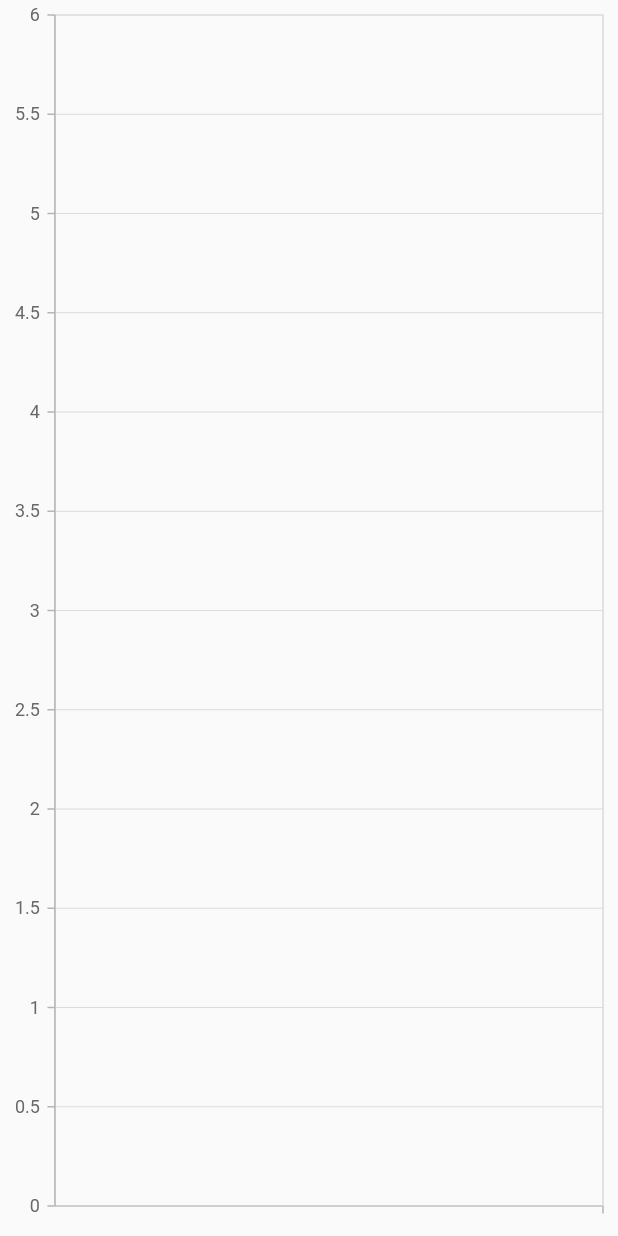
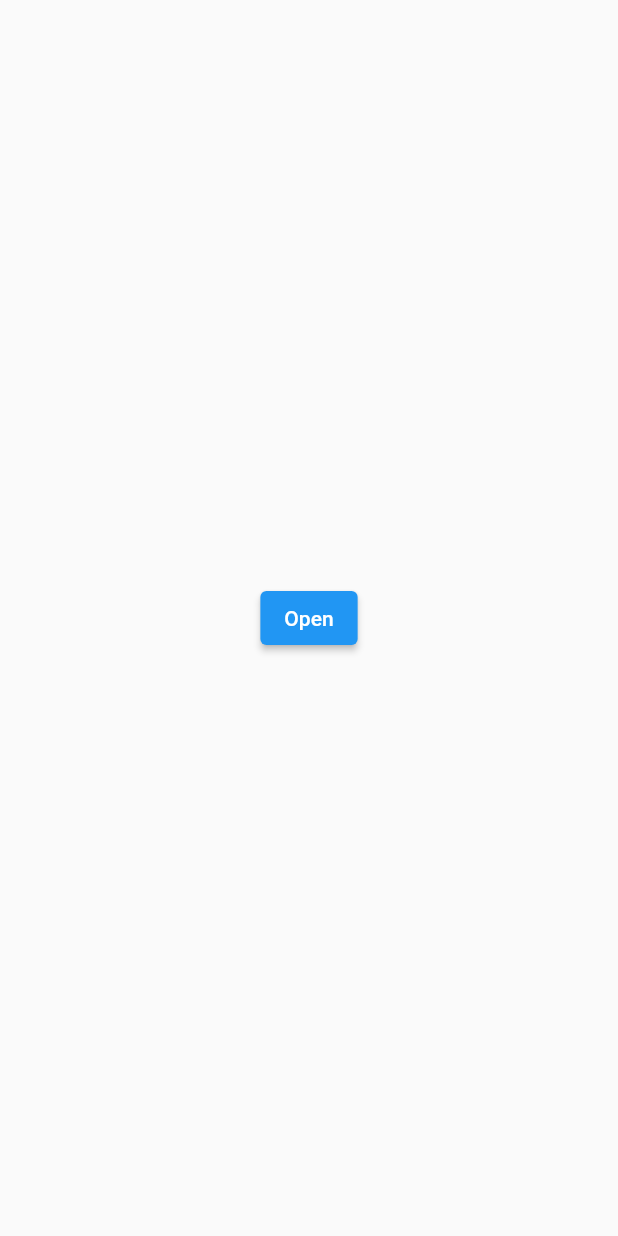
Before and after one commit to ASJTheGamer/Data_Vis, a Flutter app: the screen it shows after launch, on a phone screen of 412 x 824 dp. Run offline on Flutter 3.47's test engine with Material 2 defaults, Android fonts, the phone set to English and light mode, and no system bars; our stand-ins replace file_picker, syncfusion_flutter_charts; missing offline and left inert: excel.

Commit message:
plot cloumn 1 and 7 (from starting 0) from user selected file from phone storage

```diff
--- /dev/null
+++ b/lib/loadfile.dart
@@ -0,0 +1,57 @@
+import 'package:data_vis/main.dart';
+import 'package:flutter/material.dart';
+import 'package:file_picker/file_picker.dart';
+
+
+class Load extends StatelessWidget {
+  const Load({Key? key}) : super(key: key);
+
+  @override
+  Widget build(BuildContext context) {
+    return MaterialApp(
+      home: loadfile(),
+    );
+  }
+}
+
+
+class loadfile extends StatefulWidget {
+  const loadfile({Key? key}) : super(key: key);
+
+  @override
+  State<loadfile> createState() => _loadfileState();
+}
+
+class _loadfileState extends State<loadfile> {
+  @override
+  Widget build(BuildContext context) {
+    return Scaffold(
+        body: Center(
+          child: ElevatedButton(
+            onPressed: () async {
+              FilePickerResult? result = await FilePicker.platform.pickFiles();
+
+              if (result != null) {
+                PlatformFile file = result.files.first;
+
+                print(file.name);
+                print(file.bytes);
+                print(file.size);
+                print(file.extension);
+                print(file.path);
+
+                Navigator.push(
+                  context,
+                  MaterialPageRoute(builder: (context) => Charts(file.path.toString())),
+                );
+              } else {
+                // User canceled the picker
+              }
+            },
+            child: Text("Open"),
+
+          ),
+        ),
+    );
+  }
+}
--- a/lib/main.dart
+++ b/lib/main.dart
@@ -1,3 +1,4 @@
+import 'package:data_vis/loadfile.dart';
 import 'package:flutter/material.dart';
 import 'package:syncfusion_flutter_charts/charts.dart';
 import 'package:syncfusion_flutter_charts/sparkcharts.dart';
@@ -8,7 +9,7 @@ import 'package:flutter/services.dart' show ByteData, rootBundle;
 
 
 void main() {
-  runApp(Charts());
+  runApp(Load());
 }
 
 class PlotData {
@@ -19,25 +20,37 @@ class PlotData {
 
 
 class Charts extends StatefulWidget {
-  const Charts({Key? key}) : super(key: key);
+  //const Charts({Key? key}) : super(key: key);
+
+  String filePath;
+  Charts(this.filePath);
+
 
   @override
-  State<Charts> createState() => _ChartsState();
+  State<Charts> createState() => _ChartsState(filePath);
 }
 
 class _ChartsState extends State<Charts> {
 
+  String filePath;
+  _ChartsState(this.filePath);
+
+  List<PlotData> Plottingdata = [];
+  Map<dynamic,dynamic> temp = {};
 
 
-  List<PlotData> Plottingdata = [];
-
-  Map<dynamic,dynamic> temp = {};
 
   void getData() async {
+    print(filePath);
 
-    ByteData data = await rootBundle.load('assets/Financial_Sample.xlsx');
-    var bytes = data.buffer.asUint8List(data.offsetInBytes, data.lengthInBytes);
+    var file = filePath;
+    var bytes = File(file).readAsBytesSync();
     var excel = Excel.decodeBytes(bytes);
+
+
+    // ByteData data = await rootBundle.load('assets/Financial_Sample.xlsx');
+    // var bytes = data.buffer.asUint8List(data.offsetInBytes, data.lengthInBytes);
+    // var excel = Excel.decodeBytes(bytes);
 
     for (var table in excel.tables.keys) {
       // print(table); //sheet Name
--- a/pubspec.yaml
+++ b/pubspec.yaml
@@ -32,6 +32,8 @@ dependencies:
     sdk: flutter
   syncfusion_flutter_charts: ^21.1.39
   excel: 2.1.0
+  file_picker: ^5.2.9
+
 
 
   # The following adds the Cupertino Icons font to your application.
```
Also changed, not shown: pubspec.lock.
